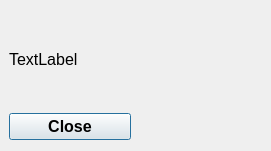
Old version of the form errormsg.ui in the repository WildHorn85/4k-USB-ADC-gui-Control.
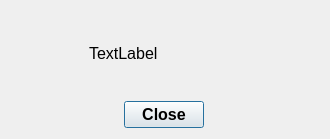
New version of the form. Icons and pictures are not drawn.

```diff
--- a/errormsg.ui
+++ b/errormsg.ui
@@ -6,15 +6,15 @@
    <rect>
     <x>0</x>
     <y>0</y>
-    <width>271</width>
-    <height>151</height>
+    <width>330</width>
+    <height>139</height>
    </rect>
   </property>
-  <property name="maximumSize">
-   <size>
-    <width>271</width>
-    <height>151</height>
-   </size>
+  <property name="sizePolicy">
+   <sizepolicy hsizetype="Minimum" vsizetype="Minimum">
+    <horstretch>0</horstretch>
+    <verstretch>0</verstretch>
+   </sizepolicy>
   </property>
   <property name="windowTitle">
    <string>Dialog</string>
@@ -22,11 +22,78 @@
   <property name="windowIcon">
    <iconset theme="dialog-error"/>
   </property>
-  <layout class="QVBoxLayout" name="verticalLayout" stretch="1000,1">
+  <layout class="QVBoxLayout" name="verticalLayout" stretch="100,0">
    <property name="leftMargin">
     <number>9</number>
    </property>
    <item>
+    <layout class="QHBoxLayout" name="horizontalLayout">
+     <item>
+      <widget class="QLabel" name="label">
+       <property name="sizePolicy">
+        <sizepolicy hsizetype="Fixed" vsizetype="Fixed">
+         <horstretch>0</horstretch>
+         <verstretch>0</verstretch>
+        </sizepolicy>
+       </property>
+       <property name="minimumSize">
+        <size>
+         <width>64</width>
+         <height>64</height>
+        </size>
+       </property>
+       <property name="maximumSize">
+        <size>
+         <width>64</width>
+         <height>64</height>
+        </size>
+       </property>
+       <property name="frameShape">
+        <enum>QFrame::NoFrame</enum>
+       </property>
+       <property name="frameShadow">
+        <enum>QFrame::Plain</enum>
+       </property>
+       <property name="lineWidth">
+        <number>0</number>
+       </property>
+       <property name="text">
+        <string/>
+       </property>
+       <property name="textFormat">
+        <enum>Qt::AutoText</enum>
+       </property>
+       <property name="pixmap">
+        <pixmap resource="images.qrc">:/img_error.png</pixmap>
+       </property>
+       <property name="scaledContents">
+        <bool>true</bool>
+       </property>
+       <property name="alignment">
+        <set>Qt::AlignCenter</set>
+       </property>
+       <property name="textInteractionFlags">
+        <set>Qt::NoTextInteraction</set>
+       </property>
+      </widget>
+     </item>
+     <item>
+      <spacer name="horizontalSpacer_3">
+       <property name="orientation">
+        <enum>Qt::Horizontal</enum>
+       </property>
+       <property name="sizeType">
+        <enum>QSizePolicy::Fixed</enum>
+       </property>
+       <property name="sizeHint" stdset="0">
+        <size>
+         <width>10</width>
+         <height>64</height>
+        </size>
+       </property>
+      </spacer>
+     </item>
+     <item>
     <widget class="QLabel" name="label_err_msg">
      <property name="font">
       <font>
@@ -41,6 +108,26 @@
      </property>
     </widget>
    </item>
+    </layout>
+   </item>
+   <item>
+    <layout class="QHBoxLayout" name="horizontalLayout_2">
+     <property name="spacing">
+      <number>0</number>
+     </property>
+     <item>
+      <spacer name="horizontalSpacer">
+       <property name="orientation">
+        <enum>Qt::Horizontal</enum>
+       </property>
+       <property name="sizeHint" stdset="0">
+        <size>
+         <width>40</width>
+         <height>20</height>
+        </size>
+       </property>
+      </spacer>
+     </item>
    <item>
     <widget class="QPushButton" name="btn_close">
      <property name="maximumSize">
@@ -60,6 +147,21 @@
      </property>
     </widget>
    </item>
+     <item>
+      <spacer name="horizontalSpacer_2">
+       <property name="orientation">
+        <enum>Qt::Horizontal</enum>
+       </property>
+       <property name="sizeHint" stdset="0">
+        <size>
+         <width>40</width>
+         <height>20</height>
+        </size>
+       </property>
+      </spacer>
+     </item>
+    </layout>
+   </item>
   </layout>
  </widget>
  <resources/>
```
Left out of the diff: 7 changed lines with no effect on the pictures. Lines whose indentation alone changed are shown as unchanged.
